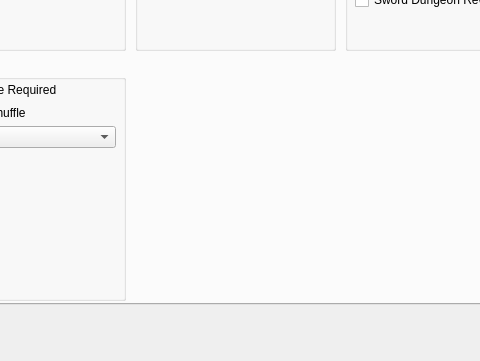
Qt form gui/randogui.ui (ssrando/ssrando) before a commit; both pictures show x 297 to 777 and y 246 to 607 of the 1051 by 738 pixel window.
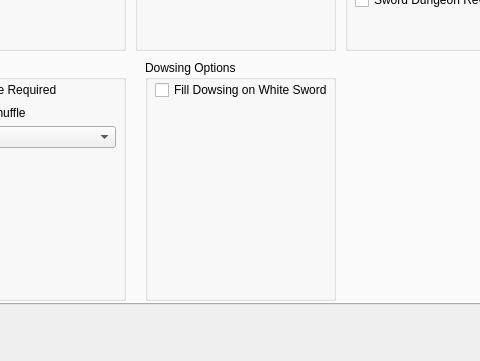
The same form after that commit. The open tabs and pages were chosen to show the change.

Diff of the .ui file:
```diff
--- a/gui/randogui.ui
+++ b/gui/randogui.ui
@@ -1442,6 +1442,57 @@
        </layout>
       </widget>
      </widget>
+     <widget class="QGroupBox" name="groupBox_18">
+      <property name="geometry">
+       <rect>
+        <x>430</x>
+        <y>270</y>
+        <width>191</width>
+        <height>241</height>
+       </rect>
+      </property>
+      <property name="title">
+       <string>Dowsing Options</string>
+      </property>
+      <widget class="QWidget" name="verticalLayoutWidget_17">
+       <property name="geometry">
+        <rect>
+         <x>10</x>
+         <y>20</y>
+         <width>177</width>
+         <height>211</height>
+        </rect>
+       </property>
+       <layout class="QVBoxLayout" name="verticalLayout_40">
+        <item>
+         <layout class="QVBoxLayout" name="verticalLayout_41"/>
+        </item>
+        <item>
+         <widget class="QCheckBox" name="option_fill_dowsing_on_white_sword">
+          <property name="text">
+           <string>Fill Dowsing on White Sword</string>
+          </property>
+         </widget>
+        </item>
+        <item>
+         <spacer name="verticalSpacer_18">
+          <property name="orientation">
+           <enum>Qt::Vertical</enum>
+          </property>
+          <property name="sizeType">
+           <enum>QSizePolicy::MinimumExpanding</enum>
+          </property>
+          <property name="sizeHint" stdset="0">
+           <size>
+            <width>20</width>
+            <height>70</height>
+           </size>
+          </property>
+         </spacer>
+        </item>
+       </layout>
+      </widget>
+     </widget>
     </widget>
     <widget class="QWidget" name="tab_5">
      <attribute name="title">
```
Left out of the diff: 4 changed lines with no effect on the pictures.
